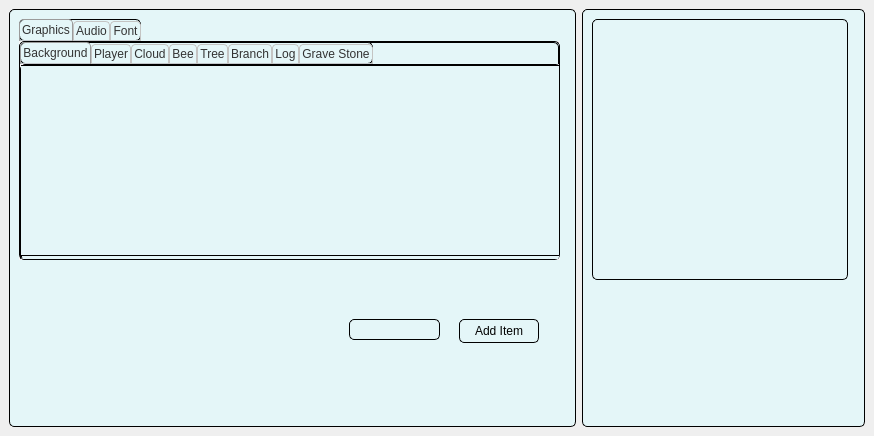
First picture: the form in mainwindow.ui, repository Rishi-M-G/timber-asset-manager, before the edit.
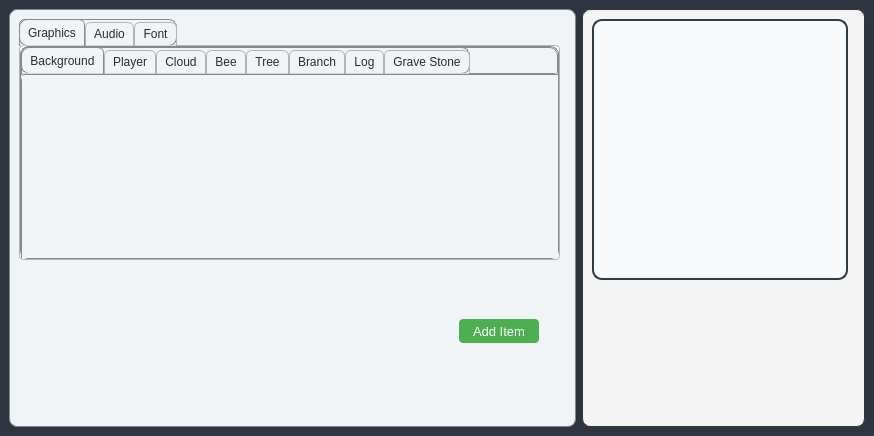
Second picture: the form after the edit.

Patch:
```diff
--- a/mainwindow.ui
+++ b/mainwindow.ui
@@ -13,6 +13,14 @@
   <property name="windowTitle">
    <string>Asset Management Tool - Timber</string>
   </property>
+  <property name="styleSheet">
+   <string notr="true">QMainWindow {
+    background-color: #2E3440; /* Dark background */
+    color: #ECEFF4; /* Light text color */
+    font-family: &quot;Segoe UI&quot;, Arial, sans-serif;
+    font-size: 12pt;
+}</string>
+  </property>
   <widget class="QWidget" name="centrawidget">
    <layout class="QHBoxLayout" name="horizontalLayout_5">
     <item>
@@ -27,13 +35,15 @@
         </property>
         <property name="styleSheet">
          <string notr="true">QWidget {
-    border: 1px solid #000000;  /* Black border */
-    background-color: #E4F6F8;  /* Pale grey background */
-	border-radius: 5px;
+    border: 1px solid #888888;  /* Softer grey border */
+    background-color: #F0F4F6;  /* Slightly lighter background */
+    border-radius: 8px;  /* Increased border radius for smoother corners */
 }
+
 QWidget:hover {
-    border: 2px solid #a2a2d0;  /* Changes border color on hover */
-}</string>
+    border: 2px solid #6A87D4;  /* Refined hover border color */
+}
+</string>
         </property>
         <widget class="QTabWidget" name="MaintabWidget">
          <property name="geometry">
@@ -45,41 +55,39 @@
           </rect>
          </property>
          <property name="styleSheet">
-          <string notr="true">QTabWidget::tab-bar {
-}
-
-QTabBar::tab {
-	color: #333333; /* Dark gray text color */
+          <string notr="true">QTabBar::tab {
+    color: #2C2C2C;  /* Darker gray text color */
     background: qlineargradient(x1: 0, y1: 0, x2: 0, y2: 1,
-                                 stop: 0 #E1E1E1, stop: 0.4 #DDDDDD,
-                                 stop: 0.5 #D8D8D8, stop: 1.0 #D3D3D3);
-    border: 1px solid #C4C4C3;
-    border-bottom-color: #C2C7CB; /* same as the pane color */
-    border-top-left-radius: 4px;
-    border-top-right-radius: 4px;
-    min-width: 8ex;
-    padding: 2px;
+                                 stop: 0 #F5F5F5, stop: 0.4 #EEEEEE,
+                                 stop: 0.5 #E0E0E0, stop: 1.0 #D6D6D6);  /* Slightly brighter gradient */
+    border: 1px solid #B3B3B3;
+    border-bottom-color: #D6D6D6;  /* Matches the pane color */
+    border-top-left-radius: 6px;
+    border-top-right-radius: 6px;
+    min-width: 10ex;  /* Increases tab width slightly */
+    padding: 4px 8px;  /* Adds more padding for a spacious look */
 }
 
 QTabBar::tab:selected, QTabBar::tab:hover {
     background: qlineargradient(x1: 0, y1: 0, x2: 0, y2: 1,
-                                 stop: 0 #fafafa, stop: 0.4 #f4f4f4,
-                                 stop: 0.5 #e7e7e7, stop: 1.0 #fafafa);
+                                 stop: 0 #FFFFFF, stop: 0.4 #F7F7F7,
+                                 stop: 0.5 #EDEDED, stop: 1.0 #FFFFFF);  /* A lighter gradient for selected and hover state */
 }
 
 QTabBar::tab:selected {
-    border-color: #9B9B9B;
-    border-bottom-color: #C2C7CB; /* same as pane color */
+    border-color: #8A8A8A;
+    border-bottom-color: #D6D6D6;  /* Matches the pane color */
 }
 
 QTabBar::tab:!selected {
-    margin-top: 2px; /* make non-selected tabs look smaller */
+    margin-top: 3px;  /* Adds more spacing for non-selected tabs */
 }
 
-
 QTabWidget::pane {
-    border: 0.5px #C4C4C3;
-    background-color: #F8F8F8; /* Sets background color of the content area */
+    border: 1px solid #B3B3B3;
+    background-color: #FFFFFF;  /* A clean white background for the content area */
+    border-radius: 4px;  /* Adds rounded corners to the content area */
+    margin-top: -1px;  /* Ensures seamless connection between tabs and pane */
 }
 </string>
          </property>
@@ -366,6 +374,32 @@
            <height>24</height>
           </rect>
          </property>
+         <property name="styleSheet">
+          <string notr="true">QPushButton#btnAddItem {
+    background-color: #4CAF50;  /* Green background */
+    color: white;  /* White text */
+    border: none;
+    border-radius: 4px;
+    padding: 4px 10px;
+    font-family: &quot;Segoe UI&quot;, sans-serif;
+    font-size: 10pt;
+    transition: background-color 0.3s ease;  /* Smooth transition for background color */
+}
+
+QPushButton#btnAddItem:hover {
+    background-color: #45A049;  /* Darker green on hover */
+}
+
+QPushButton#btnAddItem:pressed {
+    background-color: #3E8E41;  /* Even darker green when pressed */
+}
+
+QPushButton#btnAddItem:disabled {
+    background-color: #CCCCCC;  /* Light gray background when disabled */
+    color: #666666;  /* Darker gray text */
+}
+</string>
+         </property>
          <property name="text">
           <string>Add Item</string>
          </property>
@@ -379,6 +413,34 @@
            <height>21</height>
           </rect>
          </property>
+         <property name="styleSheet">
+          <string notr="true">QLabel#addItemStatus {
+    background-color: #F0F4F6;    /* Light blue background indicating information */
+    color: #1A73E8;               /* Google blue text color for readability */
+    border: none;
+    border-radius: 4px;           /* Slightly rounded corners */
+    padding: 4px 10px;            /* Adequate padding for text */
+    font-family: &quot;Segoe UI&quot;, sans-serif;
+    font-size: 10pt;
+}
+
+QLabel#addItemStatus[status=&quot;success&quot;] {
+    background-color: #E6F4EA;
+    color: #34A853;
+    border: 1px solid #34A853;
+}
+
+QLabel#addItemStatus[status=&quot;error&quot;] {
+    background-color: #FDECEA;
+    color: #D93025;
+    border: 1px solid #D93025;
+}
+
+QLabel#addItemStatus:empty {
+    border: none;  /* Remove border when label is empty */
+    background-color: transparent;  /* Remove background color when empty */
+}</string>
+         </property>
          <property name="text">
           <string/>
          </property>
@@ -395,13 +457,17 @@
         </property>
         <property name="styleSheet">
          <string notr="true">QWidget {
-    border: 1px solid #000000;  /* Black border */
-    background-color: #E4F6F8;  /* Pale grey background */
-	border-radius: 5px;
+    border: 1px solid #333333;  /* Dark grey border for a more sophisticated look */
+    background-color: #F4F4F4;  /* Soft, neutral background color */
+    border-radius: 8px;  /* Slightly larger radius for a smoother appearance */
+    box-shadow: 0px 4px 6px rgba(0, 0, 0, 0.1);  /* Subtle shadow for depth */
 }
+
 QWidget:hover {
-    border: 2px solid red;  /* Changes border color on hover */
-}</string>
+    border: 1px solid #1E90FF;  /* Gentle blue border on hover */
+    background-color: #FFFFFF;  /* Pure white background on hover for contrast */
+}
+</string>
         </property>
         <widget class="QGraphicsView" name="imagePreview">
          <property name="geometry">
@@ -412,6 +478,21 @@
            <height>261</height>
           </rect>
          </property>
+         <property name="styleSheet">
+          <string notr="true">QGraphicsView {
+    border: 2px solid #2E3A46;  /* Dark slate grey border for a modern look */
+    background-color: #F8F9FA;  /* Very light grey background */
+    border-radius: 10px;  /* Smooth, rounded corners */
+    padding: 5px;  /* Adds a slight padding inside the border */
+    box-shadow: 0px 4px 8px rgba(0, 0, 0, 0.15);  /* Subtle shadow for a professional depth */
+}
+
+QGraphicsView:hover {
+    border: 2px solid #1C6EA4;  /* Calming blue border on hover */
+    background-color: #FFFFFF;  /* Crisp white background on hover */
+}
+</string>
+         </property>
         </widget>
        </widget>
       </item>
```
